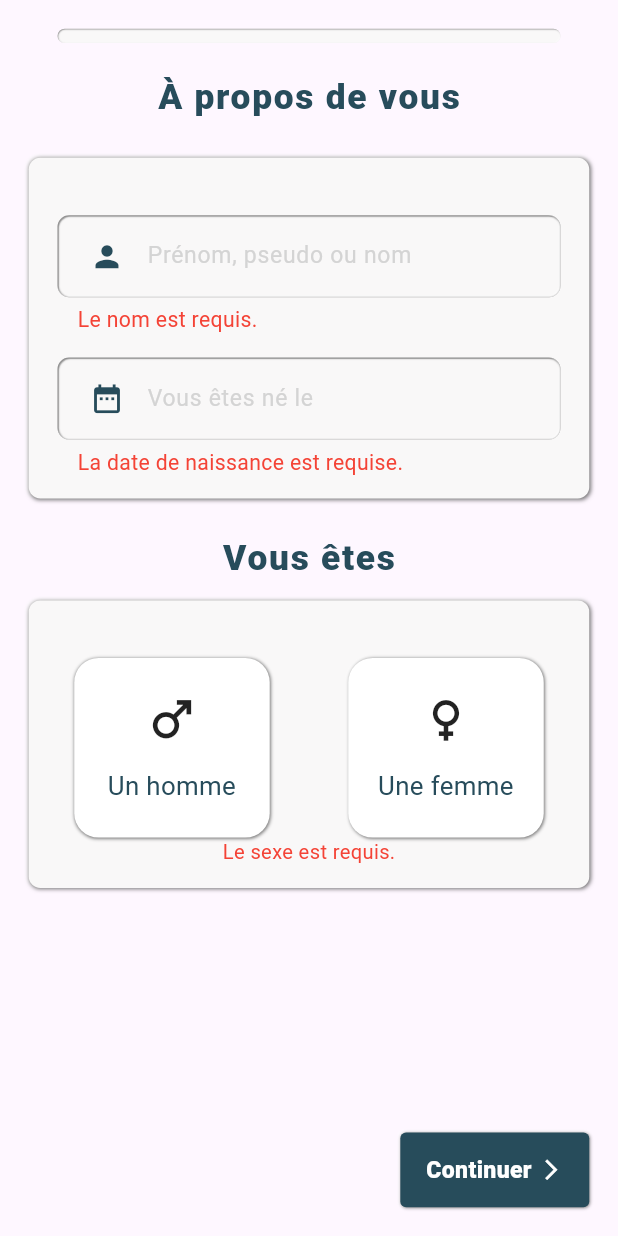
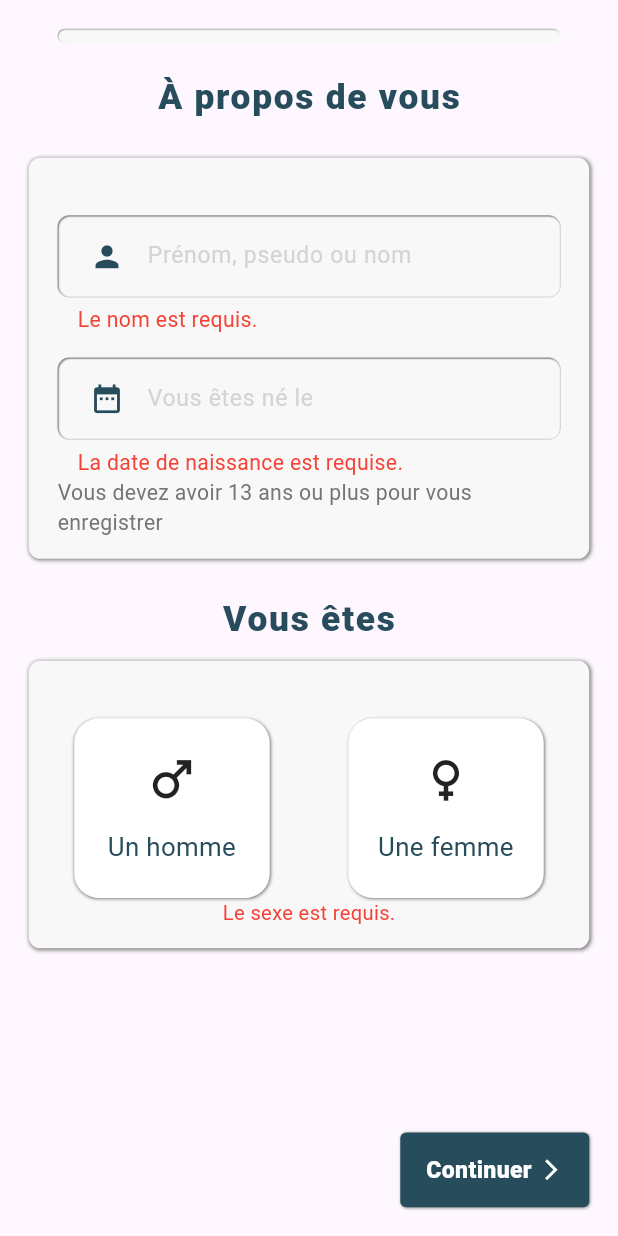
Before and after one commit to uni-do-to/nifty_mobile, a Flutter app: the RegisterView screen opened by its route, after a tap on "Continuer", on a phone screen of 412 x 824 dp. Run offline on Flutter 3.47's test engine with Material 3 defaults, Android fonts, the light colour scheme and no system bars; drawn by our look-alikes of flutter_neumorphic; our stand-ins replace another_xlider, cached_network_image, carousel_slider, community_charts_flutter, date_format, diacritic and 9 more; missing offline and left inert: country_flags, dart:html, stripe_checkout; accounts and stored records are empty; network calls fail.

Commit message:
apply julia comments

```diff
--- a/assets/locales/en_US.json
+++ b/assets/locales/en_US.json
@@ -183,5 +183,6 @@
   "months": "Months",
   "old" : "OLD",
   "current": "CURRENT",
-  "change": "CHANGE"
+  "change": "CHANGE",
+  "hint_to_age_13_years_old":"You must be 13 years or older to register"
 }
--- a/assets/locales/fr_FR.json
+++ b/assets/locales/fr_FR.json
@@ -183,5 +183,6 @@
   "days": "Jours",
   "old" : "DEBUT",
   "current": "ACTUEL",
-  "change": "CHANGEMENT"
+  "change": "CHANGEMENT",
+  "hint_to_age_13_years_old":"Vous devez avoir 13 ans ou plus pour vous enregistrer"
 }
--- a/lib/app/modules/editHealthProfile/views/edit_health_profile_view.dart
+++ b/lib/app/modules/editHealthProfile/views/edit_health_profile_view.dart
@@ -118,6 +118,7 @@ class EditHealthProfileView extends GetView<EditHealthProfileController> {
                 const SizedBox(
                   height: 15,
                 ),
+                controller.calculateUserAge() > 19 ?
                 Neumorphic(
                   style: const NeumorphicStyle(depth: 1.3, intensity: 1),
                   padding: const EdgeInsets.only(left: 18, right: 18, top: 15),
@@ -417,7 +418,7 @@ class EditHealthProfileView extends GetView<EditHealthProfileController> {
                       ],
                     ),
                   ),
-                ),
+                ) : Container() ,
                 Expanded(child: Container()),
                 NeumorphicButton(
                     style:
--- a/lib/app/modules/history/controllers/history_controller.dart
+++ b/lib/app/modules/history/controllers/history_controller.dart
@@ -66,8 +66,8 @@ class HistoryController extends GetxController {
 
     List<History> averagedHistory = [];
     groupedByDate.forEach((date, histories) {
-      double totalWeight = histories.fold(0, (sum, current) => sum + current.attributes!.weight!);
-      double averageWeight = totalWeight / histories.length;
+      double totalWeight = histories.where((element) => element.attributes?.weight != null).fold(0, (sum, current) => sum + (current.attributes!.weight!));
+      double averageWeight = totalWeight / histories.where((element) => element.attributes?.weight != null).length;
 
       if (histories.isNotEmpty) {
         // Creating a new History object for the date with the average weight
--- a/lib/app/modules/register/controllers/register_controller.dart
+++ b/lib/app/modules/register/controllers/register_controller.dart
@@ -44,12 +44,15 @@ class RegisterController extends AuthController {
   var confirmPasswordError = ''.obs;
   RxBool isSignup = false.obs;
   RxBool termsAndConditions = false.obs;
+  DateTime today= DateTime.now();
+  DateTime? minAgeDate;
 
   RegisterController(super.authProvider);
 
   @override
   void onInit() {
     super.onInit();
+    minAgeDate = DateTime(today.year-13, today.month , today.day);
     tallController.addListener(() {
       calculateBmiChange();
     });
@@ -157,7 +160,7 @@ class RegisterController extends AuthController {
     targetBMI.value = (selectedGender.value == 'male') ? 25.0 : 20.0;
 
     calculateTargetWeight(targetBMI.value, (height / 100));
-    print("Target weight: $targetWeight , Target BMI: ${targetBMI.value}, Height:$height") ;
+    print("calculateBmiChange ${userAge.value} Target weight: $targetWeight , Target BMI: ${targetBMI.value}, Height:$height") ;
 
     if (userAge.value > 19) {
       calculateDailyCaloriesAbove19YearsOld(targetWeight.value, (height / 100),
@@ -215,6 +218,7 @@ class RegisterController extends AuthController {
 
   // calculate daily calories below 19 years old according to gender
   void calculateDailyCaloriesBelow19YearsOld(int age, String gender) {
+    print("calculate weight below 19") ;
     if (age == 13 && gender == 'male') {
       targetCaloriesPerDay.value = 2414;
     } else if (age == 13 && gender == 'female') {
--- a/lib/app/modules/register/views/about_you_view.dart
+++ b/lib/app/modules/register/views/about_you_view.dart
@@ -21,7 +21,7 @@ class AboutYouView extends GetView<RegisterController> {
         context: context,
         initialDate: DateTime(2000, 1, 1),
         firstDate: DateTime(1900),
-        lastDate: DateTime(2021));
+        lastDate: controller.minAgeDate??DateTime(2021));
     if (picked != null) {
       controller.dateOfBirthController.text =
           DateFormat("dd-MM-yyyy").format(picked);
@@ -101,6 +101,12 @@ class AboutYouView extends GetView<RegisterController> {
                           errorText: controller.birthDateError.value,
                         );
                       }, controller.birthDateError),
+                      Text(
+                        LocaleKeys.hint_to_age_13_years_old.tr,
+                        style: theme?.textTheme.bodySmall?.copyWith(
+                          color: Colors.grey.shade600,
+                        ),
+                      ),
                     ],
                   ),
                 ),
--- a/lib/app/modules/register/views/your_bmi_view.dart
+++ b/lib/app/modules/register/views/your_bmi_view.dart
@@ -115,6 +115,7 @@ class YourBmiView extends GetView<RegisterController> {
           const SizedBox(
             height: 15,
           ),
+          controller.userAge.value > 19 ?
           Neumorphic(
             style: const NeumorphicStyle(depth: 1.3, intensity: 1),
             padding: const EdgeInsets.only(left: 18, right: 18, top: 15 , bottom: 12),
@@ -405,7 +406,8 @@ class YourBmiView extends GetView<RegisterController> {
                 ],
               ),
             ),
-          ),
+          ) :
+          Container() ,
           Expanded(child: Container()),
         ],
       ),
```
Also changed, not shown: lib/app/data/models/ingredient_model.dart (+7 -5 lines), lib/app/modules/history/views/summery_view.dart (+23 -5 lines), lib/generated/locales.g.dart, pubspec.lock.
